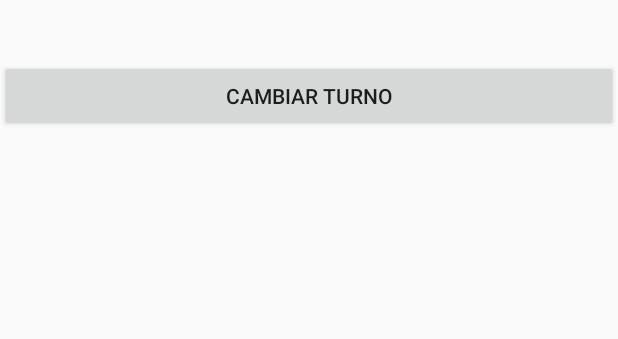
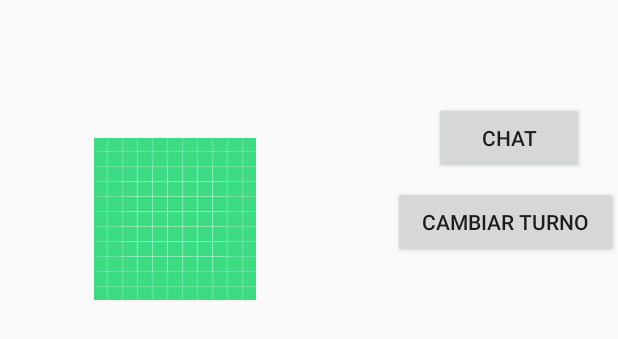
Before and after one commit to jonmigurki/DAS_QuienEsQuien_JonAlba, an Android app: the layout activity_juego.xml on its own in the app's theme, with its tools: preview values and no code run, on a phone screen of 412 x 824 dp. Shown: the top 339 px of the screen. Run offline under Robolectric (Android 15) with nearby library versions, the phone set to English and light mode, and no system bars.

Commit message:
Chat creado

```diff
--- a/app/src/main/AndroidManifest.xml
+++ b/app/src/main/AndroidManifest.xml
@@ -3,7 +3,6 @@
     package="com.example.das_quienesquien_jonalba">
 
     <uses-permission android:name="android.permission.INTERNET" />
-
 
     <application
         android:allowBackup="true"
@@ -13,7 +12,10 @@
         android:supportsRtl="true"
         android:theme="@style/Theme.AppCompat.Light.NoActionBar"
         android:usesCleartextTraffic="true">
-        <activity android:name=".Juego"></activity>
+        <activity android:name=".Chat"
+            android:windowSoftInputMode="adjustPan" />
+        <activity android:name=".Juego"
+            android:windowSoftInputMode="adjustPan" />
         <activity android:name=".Login" />
         <activity android:name=".MainActivity">
             <intent-filter>
--- a/app/src/main/java/com/example/das_quienesquien_jonalba/ElAdaptadorRecycler.java
+++ b/app/src/main/java/com/example/das_quienesquien_jonalba/ElAdaptadorRecycler.java
@@ -26,7 +26,7 @@ public class ElAdaptadorRecycler extends RecyclerView.Adapter<ElViewHolder>{
     @NonNull
     @Override
     public ElViewHolder onCreateViewHolder(@NonNull ViewGroup parent, int viewType) {
-        View elLayoutDeCadaItem= LayoutInflater.from(parent.getContext()).inflate(R.layout.cardview,null);
+        View elLayoutDeCadaItem= LayoutInflater.from(parent.getContext()).inflate(R.layout.cardview_personajes,null);
         ElViewHolder evh = new ElViewHolder(elLayoutDeCadaItem);
         evh.seleccion = seleccionados;
         evh.elcontexto = context;
--- a/app/src/main/res/layout/activity_juego.xml
+++ b/app/src/main/res/layout/activity_juego.xml
@@ -7,9 +7,12 @@
     tools:context=".Juego">
 
     <LinearLayout
+        android:id="@+id/linearLayout"
         android:layout_width="match_parent"
-        android:layout_height="match_parent"
-        android:orientation="vertical">
+        android:layout_height="wrap_content"
+        android:orientation="vertical"
+        app:layout_constraintStart_toStartOf="parent"
+        app:layout_constraintTop_toTopOf="parent">
 
         <TextView
             android:id="@+id/txtTurnoJugador"
@@ -17,16 +20,45 @@
             android:layout_height="40dp" />
 
         <androidx.recyclerview.widget.RecyclerView
-            android:id="@+id/RecyclerView"
+            android:id="@+id/RecyclerView1"
             android:layout_width="match_parent"
             android:layout_height="wrap_content"
             android:scrollbars="vertical" />
 
-        <Button
-            android:id="@+id/btnCambiarTurno"
-            android:layout_width="match_parent"
-            android:layout_height="wrap_content"
-            android:text="Cambiar turno" />
+    </LinearLayout>
 
-    </LinearLayout>
+    <Button
+        android:id="@+id/btnChat"
+        android:layout_width="100dp"
+        android:layout_height="wrap_content"
+        android:layout_marginTop="28dp"
+        android:text="Chat"
+        app:layout_constraintEnd_toEndOf="parent"
+        app:layout_constraintHorizontal_bias="0.927"
+        app:layout_constraintStart_toStartOf="parent"
+        app:layout_constraintTop_toBottomOf="@+id/linearLayout" />
+
+    <Button
+        android:id="@+id/btnCambiarTurno"
+        android:layout_width="150dp"
+        android:layout_height="wrap_content"
+        android:layout_marginTop="8dp"
+        android:text="Cambiar turno"
+        app:layout_constraintEnd_toEndOf="parent"
+        app:layout_constraintHorizontal_bias="1.0"
+        app:layout_constraintStart_toStartOf="parent"
+        app:layout_constraintTop_toBottomOf="@+id/btnChat" />
+
+    <ImageView
+        android:id="@+id/imgPersonaje"
+        android:layout_width="180dp"
+        android:layout_height="180dp"
+        android:layout_marginTop="16dp"
+        android:scaleType="centerInside"
+        app:layout_constraintEnd_toEndOf="parent"
+        app:layout_constraintHorizontal_bias="0.114"
+        app:layout_constraintStart_toStartOf="parent"
+        app:layout_constraintTop_toBottomOf="@+id/linearLayout"
+        app:srcCompat="@drawable/ic_launcher_background" />
+
 </androidx.constraintlayout.widget.ConstraintLayout>
```
Also changed, not shown: app/src/main/java/com/example/das_quienesquien_jonalba/AdaptadorChat.java (added, +46 -0 lines), app/src/main/java/com/example/das_quienesquien_jonalba/Chat.java (added, +124 -0 lines), app/src/main/java/com/example/das_quienesquien_jonalba/HolderChat.java (added, +23 -0 lines), app/src/main/java/com/example/das_quienesquien_jonalba/Juego.java (+113 -12 lines), app/src/main/java/com/example/das_quienesquien_jonalba/Mensaje.java (added, +25 -0 lines), app/src/main/res/layout/activity_chat.xml (added, +51 -0 lines), app/src/main/res/layout/cardview_chat.xml (added, +34 -0 lines), app/src/main/res/layout/cardview_personajes.xml (renamed from app/src/main/res/layout/cardview.xml).
